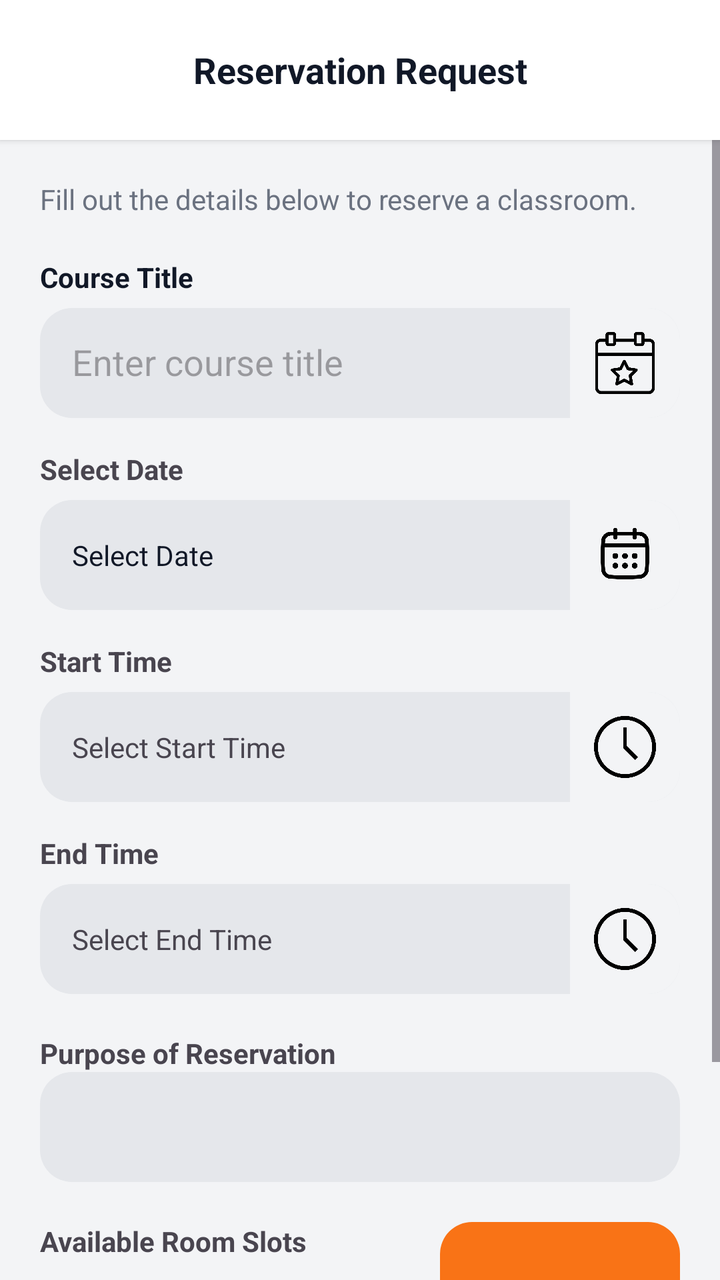
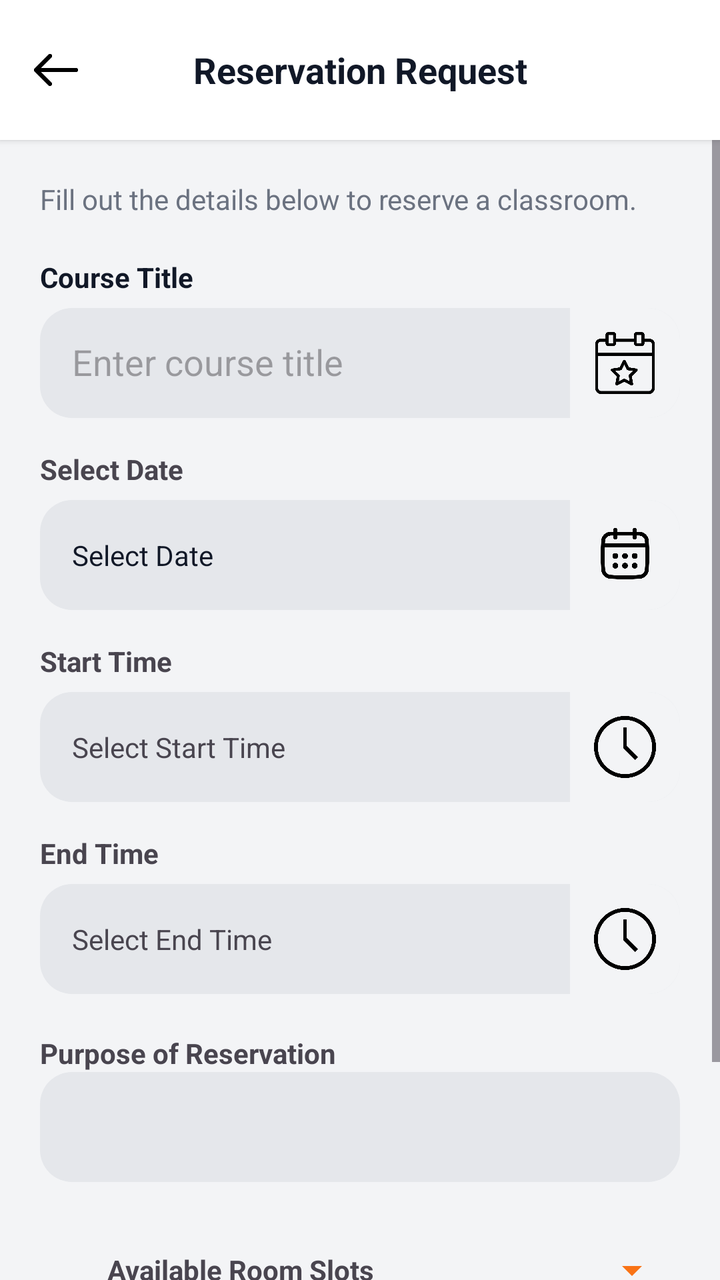

Screens rendered from an Android XML layout before and after an edit, with the pre-edit source and the edit as a unified diff.
<!-- AndroidManifest.xml: application theme Theme.SpaceSCICT -->
<!-- res/layout/activity_reservation.xml -->
<?xml version="1.0" encoding="utf-8"?>
<LinearLayout xmlns:android="http://schemas.android.com/apk/res/android"
    android:orientation="vertical"
    android:background="#F3F4F6"
    android:layout_width="match_parent"
    android:layout_height="match_parent">

    
    <RelativeLayout
        android:layout_width="match_parent"
        android:layout_height="70dp"
        android:paddingHorizontal="16dp"
        android:background="#FFFFFF"
        android:elevation="2dp">

        
        <ImageView
            android:id="@+id/backBtn"
            android:layout_width="24dp"
            android:layout_height="24dp"
            android:layout_centerVertical="true"/>

        
        <TextView
            android:layout_width="wrap_content"
            android:layout_height="match_parent"
            android:text="Reservation Request"
            android:textStyle="bold"
            android:gravity="center"
            android:textSize="18sp"
            android:textColor="#111827"
            android:layout_centerInParent="true"/>
    </RelativeLayout>

    
    <ScrollView
        android:layout_width="match_parent"
        android:layout_height="match_parent">

        <LinearLayout
            android:padding="20dp"
            android:orientation="vertical"
            android:layout_width="match_parent"
            android:layout_height="wrap_content">

            
            <TextView
                android:text="Fill out the details below to reserve a classroom."
                android:textColor="#6B7280"
                android:textSize="14sp"
                android:layout_width="wrap_content"
                android:layout_height="match_parent"
                android:layout_marginBottom="20dp"/>

            
            <TextView
                android:text="Course Title"
                android:textStyle="bold"
                android:layout_width="wrap_content"
                android:layout_height="match_parent"
                android:textColor="#111827"/>

            <LinearLayout
                android:layout_width="match_parent"
                android:layout_height="55dp"
                android:layout_marginTop="6dp"
                android:background="@drawable/input_split"
                android:orientation="horizontal">

                <EditText
                    android:id="@+id/courseInput"
                    android:layout_width="0dp"
                    android:layout_weight="1"
                    android:layout_height="match_parent"
                    android:background="@android:color/transparent"
                    android:padding="16dp"
                    android:hint="Enter course title"
                    android:textColor="#111827"/>

                <ImageView
                    android:layout_width="55dp"
                    android:layout_height="match_parent"
                    android:background="@drawable/input_icon_bg"
                    android:padding="12dp"
                    android:src="@drawable/ic_laptop"/>
            </LinearLayout>

            
            <TextView
                android:text="Select Date"
                android:textStyle="bold"
                android:layout_width="wrap_content"
                android:layout_height="match_parent"
                android:layout_marginTop="16dp"/>

            <LinearLayout
                android:id="@+id/datePicker"
                android:layout_width="match_parent"
                android:layout_height="55dp"
                android:background="@drawable/input_split"
                android:orientation="horizontal"
                android:layout_marginTop="6dp">

                <TextView
                    android:id="@+id/dateText"
                    android:layout_width="0dp"
                    android:layout_weight="1"
                    android:layout_height="match_parent"
                    android:gravity="center_vertical"
                    android:padding="16dp"
                    android:text="Select Date"
                    android:textColor="#111827"/>

                <ImageView
                    android:layout_width="55dp"
                    android:layout_height="match_parent"
                    android:background="@drawable/input_icon_bg"
                    android:padding="12dp"
                    android:src="@drawable/ic_calendar"/>
            </LinearLayout>

            
            <TextView
                android:text="Start Time"
                android:textStyle="bold"
                android:layout_width="wrap_content"
                android:layout_height="match_parent"
                android:layout_marginTop="16dp"/>

            <LinearLayout
                android:id="@+id/startTime"
                android:layout_width="match_parent"
                android:layout_height="55dp"
                android:background="@drawable/input_split"
                android:orientation="horizontal"
                android:layout_marginTop="6dp">

                <TextView
                    android:id="@+id/startText"
                    android:layout_width="0dp"
                    android:layout_weight="1"
                    android:layout_height="match_parent"
                    android:gravity="center_vertical"
                    android:padding="16dp"
                    android:text="Select Start Time"/>

                <ImageView
                    android:layout_width="55dp"
                    android:layout_height="match_parent"
                    android:background="@drawable/input_icon_bg"
                    android:padding="12dp"
                    android:src="@drawable/ic_clock"/>
            </LinearLayout>

            
            <TextView
                android:text="End Time"
                android:textStyle="bold"
                android:layout_width="wrap_content"
                android:layout_height="match_parent"
                android:layout_marginTop="16dp"/>

            <LinearLayout
                android:id="@+id/endTime"
                android:layout_width="match_parent"
                android:layout_height="55dp"
                android:background="@drawable/input_split"
                android:orientation="horizontal"
                android:layout_marginTop="6dp">

                <TextView
                    android:id="@+id/endText"
                    android:layout_width="0dp"
                    android:layout_weight="1"
                    android:layout_height="match_parent"
                    android:gravity="center_vertical"
                    android:padding="16dp"
                    android:text="Select End Time"/>

                <ImageView
                    android:layout_width="55dp"
                    android:layout_height="match_parent"
                    android:background="@drawable/input_icon_bg"
                    android:padding="12dp"
                    android:src="@drawable/ic_clock"/>
            </LinearLayout>

            
            <TextView
                android:text="Purpose of Reservation"
                android:textStyle="bold"
                android:layout_width="wrap_content"
                android:layout_height="match_parent"
                android:layout_marginTop="20dp"/>

            <Spinner
                android:id="@+id/purposeSpinner"
                android:layout_width="match_parent"
                android:layout_height="55dp"
                android:background="@drawable/input_bg"/>

            
            <LinearLayout
                android:id="@+id/attendeesLayout"
                android:orientation="vertical"
                android:visibility="gone"
                android:layout_width="match_parent"
                android:layout_height="wrap_content">

                <TextView
                    android:text="Number of Attendees"
                    android:textStyle="bold"
                    android:layout_width="wrap_content"
                    android:layout_height="match_parent"
                    android:layout_marginTop="16dp"/>

                <Spinner
                    android:id="@+id/attendeesSpinner"
                    android:layout_width="match_parent"
                    android:layout_height="55dp"
                    android:background="@drawable/input_bg"/>
            </LinearLayout>

            
            <LinearLayout
                android:layout_marginTop="20dp"
                android:orientation="horizontal"
                android:layout_width="match_parent"
                android:layout_height="wrap_content">

                <TextView
                    android:text="Available Room Slots"
                    android:textStyle="bold"
                    android:layout_width="wrap_content"
                    android:layout_height="match_parent"
                    android:layout_weight="1"/>

                <Spinner
                    android:id="@+id/floorSpinner"
                    android:layout_width="120dp"
                    android:layout_height="48dp"
                    android:gravity="center"
                    android:background="@drawable/button_orange"/>
            </LinearLayout>

            
            <GridLayout
                android:id="@+id/roomGrid"
                android:columnCount="3"
                android:layout_marginTop="12dp"
                android:layout_width="match_parent"
                android:layout_height="wrap_content"/>

            
            <Button
                android:id="@+id/submitBtn"
                android:text="Submit Request -->"
                android:textAllCaps="false"
                android:textSize="18sp"
                android:textColor="#FFFFFF"
                android:layout_width="match_parent"
                android:layout_height="60dp"
                android:backgroundTint="#F97316"
                android:layout_marginTop="24dp"/>

        </LinearLayout>
    </ScrollView>

</LinearLayout>
<!-- resources referenced by this layout -->
<resources>
  <!-- drawable button_orange (drawable) -->
  <?xml version="1.0" encoding="utf-8"?>
  <shape xmlns:android="http://schemas.android.com/apk/res/android">
      <solid android:color="#F97316"/>
      <corners android:radius="16dp"/>
  </shape>
  <!-- drawable ic_calendar: png bitmap (drawable, 11689 bytes) -->
  <!-- drawable ic_clock: png bitmap (drawable, 14864 bytes) -->
  <!-- drawable ic_laptop: png bitmap (drawable, 11826 bytes) -->
  <!-- drawable input_bg (drawable) -->
  <?xml version="1.0" encoding="utf-8"?>
  <shape xmlns:android="http://schemas.android.com/apk/res/android">
      <solid android:color="#E5E7EB"/>
      <corners android:radius="16dp"/>
  </shape>
  <!-- drawable input_icon_bg (drawable) -->
  <?xml version="1.0" encoding="utf-8"?>
  <shape xmlns:android="http://schemas.android.com/apk/res/android">
      <solid android:color="#F3F4F6"/>
      <corners android:topRightRadius="16dp"
          android:bottomRightRadius="16dp"/>
  </shape>
  <!-- drawable input_split (drawable) -->
  <?xml version="1.0" encoding="utf-8"?>
  <shape xmlns:android="http://schemas.android.com/apk/res/android">
      <solid android:color="#E5E7EB"/>
      <corners android:radius="16dp"/>
  </shape>
  <style name="Theme.SpaceSCICT" parent="Base.Theme.SpaceSCICT" />
  <style name="Base.Theme.SpaceSCICT" parent="Theme.Material3.DayNight.NoActionBar">
          
          
      </style>
</resources>

<!-- the commit's change to res/layout/activity_reservation.xml (unified diff, before → after) -->
@@ -18,6 +18,7 @@
             android:id="@+id/backBtn"
             android:layout_width="24dp"
             android:layout_height="24dp"
+            android:src="@drawable/ic_back"
             android:layout_centerVertical="true"/>
 
         
@@ -231,6 +232,7 @@
                 <TextView
                     android:text="Available Room Slots"
                     android:textStyle="bold"
+                    android:gravity="center"
                     android:layout_width="wrap_content"
                     android:layout_height="match_parent"
                     android:layout_weight="1"/>
@@ -240,7 +242,8 @@
                     android:layout_width="120dp"
                     android:layout_height="48dp"
                     android:gravity="center"
-                    android:background="@drawable/button_orange"/>
+                    android:backgroundTint="#F97316" />
+
             </LinearLayout>
 
             
<!-- resource entries referenced after the edit -->
@@ -1,11 +1,6 @@
 <!-- resources referenced by this layout -->
 <resources>
-  <!-- drawable button_orange (drawable) -->
-  <?xml version="1.0" encoding="utf-8"?>
-  <shape xmlns:android="http://schemas.android.com/apk/res/android">
-      <solid android:color="#F97316"/>
-      <corners android:radius="16dp"/>
-  </shape>
+  <!-- drawable ic_back: png bitmap (drawable, 3507 bytes) -->
   <!-- drawable ic_calendar: png bitmap (drawable, 11689 bytes) -->
   <!-- drawable ic_clock: png bitmap (drawable, 14864 bytes) -->
   <!-- drawable ic_laptop: png bitmap (drawable, 11826 bytes) -->
